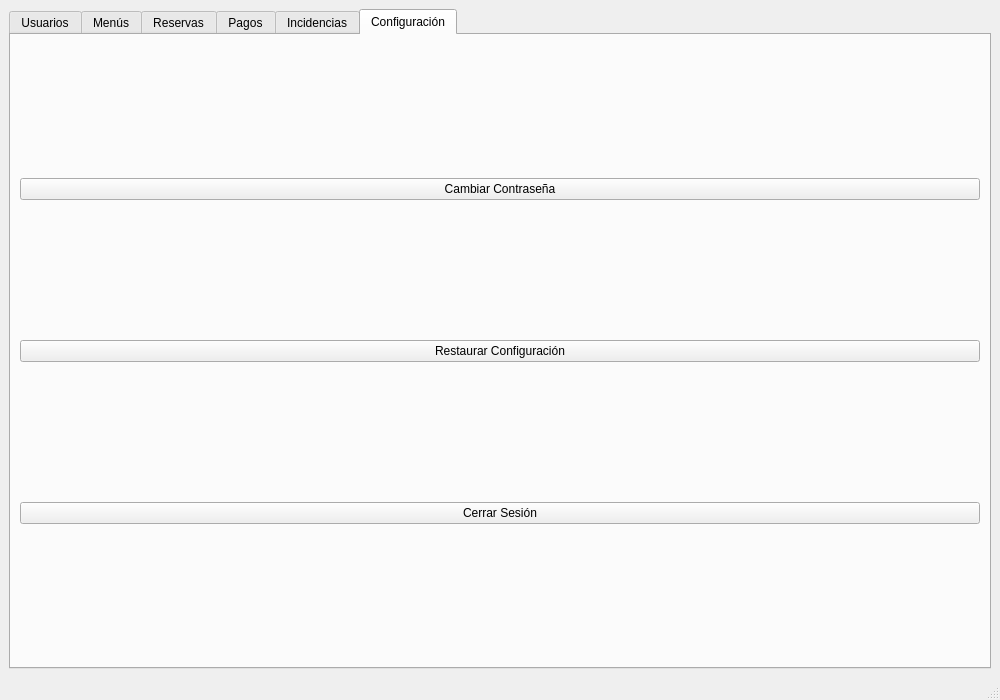
Qt form src/vista/ui/AdminPanel.ui (jaimecarfe/menule) before a commit.
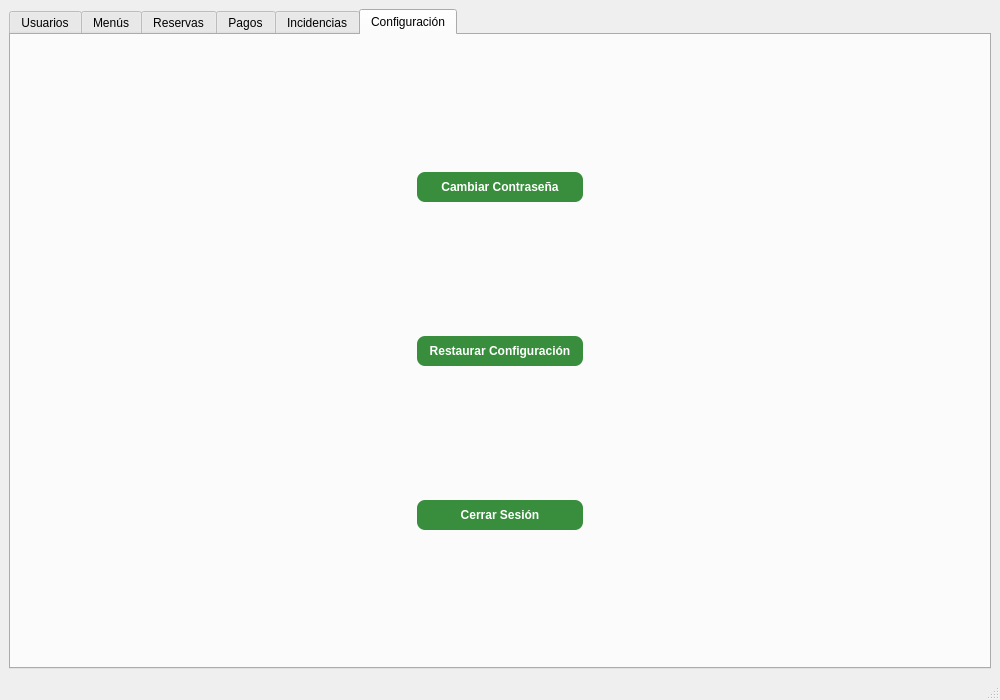
The same form after that commit. The open tabs and pages were chosen to show the change.

Commit message: Admin Panel botones formateados

The edit to the form file:
```diff
--- a/src/vista/ui/AdminPanel.ui
+++ b/src/vista/ui/AdminPanel.ui
@@ -10,10 +10,24 @@
   </property>
   <property name="styleSheet">
    <string notr="true">
-    QMainWindow {
-        background-color: qlineargradient(x1:0, y1:0, x2:1, y2:1,
-                                        stop:0 #2e7d32, stop:1 #a5d6a7);
-    }
+QMainWindow {
+    background-color: qlineargradient(x1:0, y1:0, x2:1, y2:1,
+                                      stop:0 #2e7d32, stop:1 #a5d6a7);
+}
+QPushButton {
+    background-color: #388e3c;
+    color: white;
+    font-weight: bold;
+    border-radius: 8px;
+    padding: 8px;
+    max-width: 200px;
+    min-width: 150px;
+    margin-left: auto;
+    margin-right: auto;
+}
+QPushButton:hover {
+    background-color: #2e7d32;
+}
    </string>
   </property>
   <widget class="QWidget" name="centralwidget">
@@ -65,9 +79,21 @@
       <widget class="QWidget" name="tabConfiguracion">
        <attribute name="title"><string>Configuración</string></attribute>
        <layout class="QVBoxLayout" name="layoutConfiguracion">
-        <item><widget class="QPushButton" name="btnCambiarContrasena"><property name="text"><string>Cambiar Contraseña</string></property></widget></item>
-        <item><widget class="QPushButton" name="btnRestaurarValores"><property name="text"><string>Restaurar Configuración</string></property></widget></item>
-        <item><widget class="QPushButton" name="btnCerrarSesion"><property name="text"><string>Cerrar Sesión</string></property></widget></item>
+        <item alignment="Qt::AlignHCenter">
+         <widget class="QPushButton" name="btnCambiarContrasena">
+          <property name="text"><string>Cambiar Contraseña</string></property>
+         </widget>
+        </item>
+        <item alignment="Qt::AlignHCenter">
+         <widget class="QPushButton" name="btnRestaurarValores">
+          <property name="text"><string>Restaurar Configuración</string></property>
+         </widget>
+        </item>
+        <item alignment="Qt::AlignHCenter">
+         <widget class="QPushButton" name="btnCerrarSesion">
+          <property name="text"><string>Cerrar Sesión</string></property>
+         </widget>
+        </item>
        </layout>
       </widget>
 
```
Left out of the diff: 38 changed lines with no effect on the pictures. The commit also changes 3 other files.
